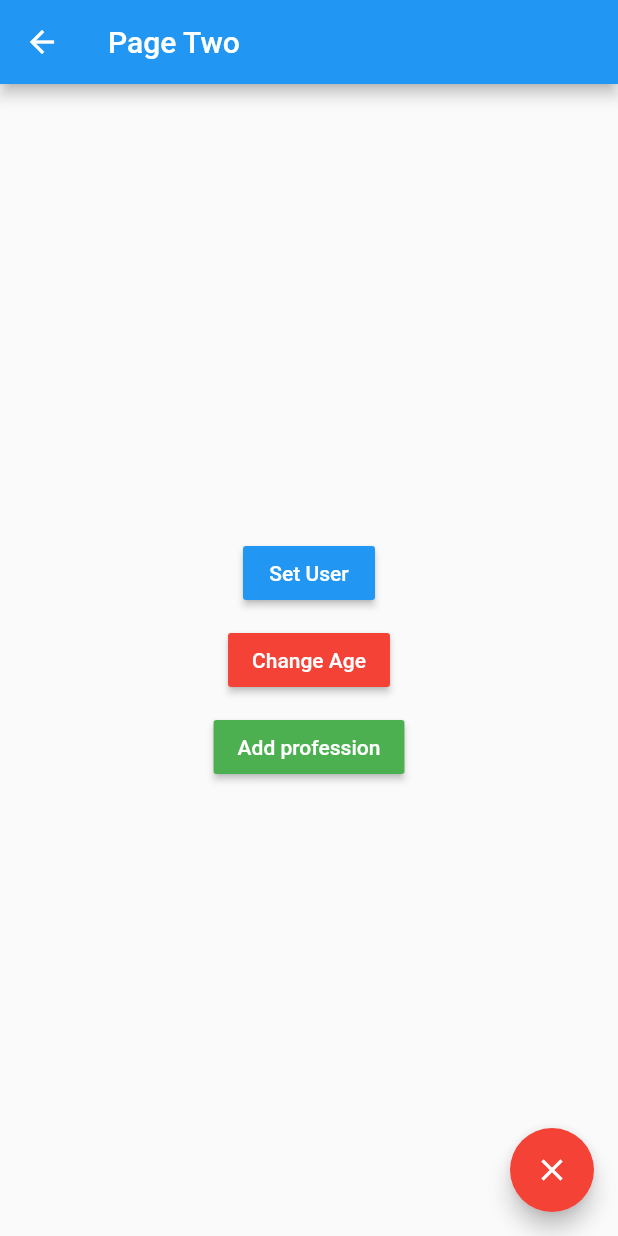
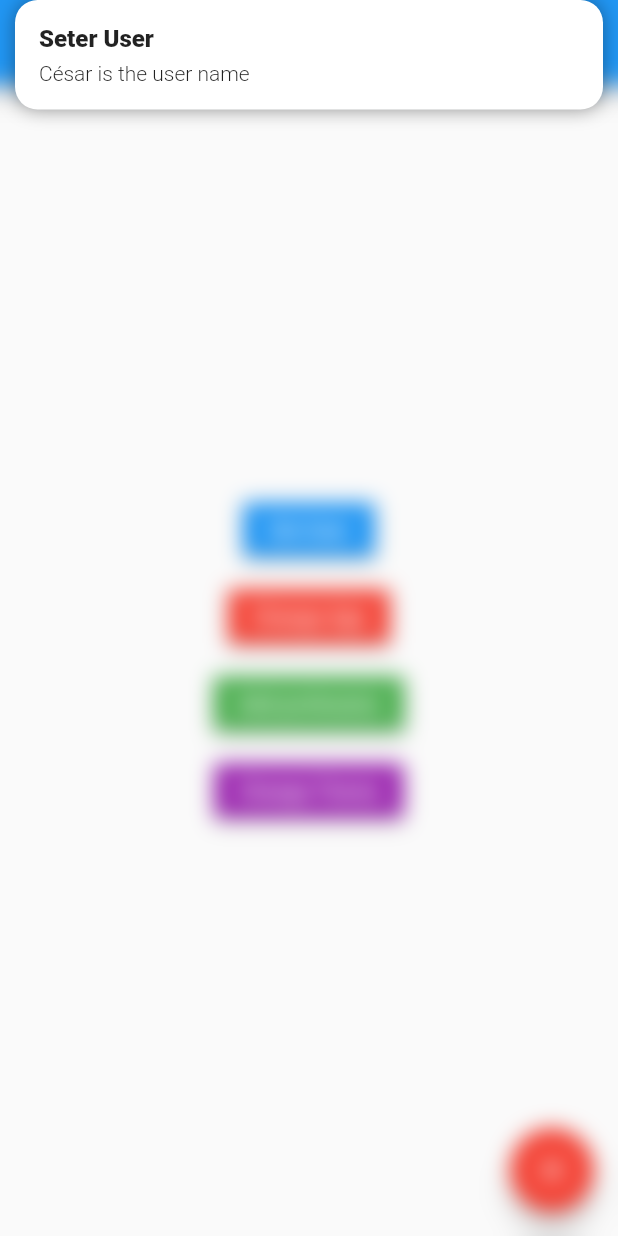
Before and after one commit to CesarArellano/states-app, a Flutter app: the PageTwo screen opened by its route, after a tap on "Set User", on a phone screen of 412 x 824 dp. Run offline on Flutter 3.47's test engine with Material 2 defaults, Android fonts, the phone set to English and light mode, and no system bars; our stand-ins replace get.

```diff
--- /dev/null
+++ b/lib/controllers/user_controller.dart
@@ -0,0 +1,29 @@
+import 'package:get/get.dart';
+import 'package:states_app/models/user.dart';
+
+class UserController extends GetxController {
+  RxBool existUser = false.obs;
+  Rx<User> user = new User().obs;
+
+  int get professionsCount {
+    return this.user.value.professions.length;
+  }
+
+  void loadUser( User newUser ) {
+    this.existUser.value = true;
+    this.user.value = newUser;
+  }
+
+  void changeAge( int age ) {
+    this.user.update((val) {
+      val!.age = age;
+    });
+  }
+
+  void addProfession( String profession ) {
+    this.user.update((val) {
+      val!.professions = [ ...val.professions, profession ];
+    });
+  }
+
+}
--- a/lib/main.dart
+++ b/lib/main.dart
@@ -1,4 +1,6 @@
 import 'package:flutter/material.dart';
+import 'package:get/get.dart';
+
 import 'package:states_app/pages/pageOne.dart';
 import 'package:states_app/pages/pageTwo.dart';
 
@@ -7,14 +9,18 @@ void main() => runApp(MyApp());
 class MyApp extends StatelessWidget {
   @override
   Widget build(BuildContext context) {
-    return MaterialApp(
+    return GetMaterialApp(
       debugShowCheckedModeBanner: false,
       title: 'Material App',
       initialRoute: 'pageOne',
-      routes: {
-        'pageOne': ( _ ) => PageOne(),
-        'pageTwo': ( _ ) => PageTwo()
-      }
+      getPages: [
+        GetPage(name: 'pageOne', page: () => PageOne()),
+        GetPage(name: 'pageTwo', page: () => PageTwo()),
+      ],
+      // routes: {
+      //   'pageOne': ( _ ) => PageOne(),
+      //   'pageTwo': ( _ ) => PageTwo()
+      // }
     );
   }
 }
--- a/lib/models/user.dart
+++ b/lib/models/user.dart
@@ -1,11 +1,11 @@
 class User {
   String name;
-  int age;
-  List<String>? professions;
+  int? age;
+  List<String> professions;
 
   User({
     this.name = 'No name',
-    this.age = 1,
-    this.professions
+    this.age,
+    this.professions = const []
   });
 }
--- a/lib/pages/pageOne.dart
+++ b/lib/pages/pageOne.dart
@@ -1,23 +1,48 @@
 import 'package:flutter/material.dart';
+import 'package:get/get.dart';
+
+import 'package:states_app/controllers/user_controller.dart';
+import 'package:states_app/models/user.dart';
 
 class PageOne extends StatelessWidget {
 
   @override
   Widget build(BuildContext context) {
+    final userCtrl = Get.put( UserController() );
     return Scaffold(
       appBar: AppBar(
         title: Text('Page One'),
       ),
-      body: UserInfo(),
+      body: Obx(() => userCtrl.existUser.value
+        ? UserInfo(user: userCtrl.user.value)
+        : NoInfo()
+      ),
       floatingActionButton: FloatingActionButton(
         child: Icon(Icons.chevron_right),
-        onPressed: () => Navigator.pushNamed(context, 'pageTwo')
+        onPressed: () => Get.toNamed('pageTwo', arguments: {
+          'name': 'César',
+          'age': 21
+        })
       ),
     );
   }
 }
 
+class NoInfo extends StatelessWidget {
+  @override
+  Widget build(BuildContext context) {
+    return Center(
+      child: Text('No user info'),
+    );
+  }
+
+}
+
 class UserInfo extends StatelessWidget {
+  final User user;
+
+  UserInfo({ required this.user });
+
   @override
   Widget build(BuildContext context) {
     return Container(
@@ -29,14 +54,12 @@ class UserInfo extends StatelessWidget {
         children: [
           Text('General', style: TextStyle(fontSize: 18, fontWeight: FontWeight.bold)),
           Divider(),
-          ListTile( title: Text('Name')),
-          ListTile( title: Text('Age')),
+          ListTile( title: Text('Name ${ user.name }')),
+          ListTile( title: Text('Age ${ user.age }')),
           SizedBox(height: 20.0),
           Text('Professions', style: TextStyle(fontSize: 18, fontWeight: FontWeight.bold)),
           Divider(),
-          ListTile( title: Text('Profession One')),
-          ListTile( title: Text('Profession Two')),
-          ListTile( title: Text('Profession Three')),
+          ...user.professions.map((profession) => ListTile(title: Text(profession)) ).toList()
         ],
       )
     );
--- a/lib/pages/pageTwo.dart
+++ b/lib/pages/pageTwo.dart
@@ -1,10 +1,14 @@
 import 'package:flutter/material.dart';
-
+import 'package:get/get.dart';
+import 'package:states_app/controllers/user_controller.dart';
+import 'package:states_app/models/user.dart';
 
 class PageTwo extends StatelessWidget {
-
   @override
   Widget build(BuildContext context) {
+    // print(Get.arguments['age']);
+    final userCtrl = Get.find<UserController>();
+
     return Scaffold(
       appBar: AppBar(
         title: Text('Page Two'),
@@ -16,19 +20,46 @@ class PageTwo extends StatelessWidget {
             MaterialButton(
               child: Text('Set User', style: TextStyle(color: Colors.white)),
               color: Colors.blue,
-              onPressed: () {}
+              onPressed: () {
+                final newUser = new User(
+                  name: 'César',
+                  age: 21,
+                  professions: [
+                    'Fullstack Developer',
+                    'Gamer'
+                  ]
+                );
+                userCtrl.loadUser(newUser);
+                Get.snackbar(
+                  'Seter User',
+                  'César is the user name',
+                  backgroundColor: Colors.white,
+                  boxShadows: [
+                    BoxShadow(
+                      color: Colors.black38,
+                      blurRadius: 10
+                    )
+                  ]
+                );
+              }
             ),
             SizedBox(height: 10.0),
             MaterialButton(
               child: Text('Change Age', style: TextStyle(color: Colors.white)),
               color: Colors.red,
-              onPressed: () {}
+              onPressed: () => userCtrl.changeAge(31)
             ),
             SizedBox(height: 10.0),
             MaterialButton(
               child: Text('Add profession', style: TextStyle(color: Colors.white)),
               color: Colors.green,
-              onPressed: () {}
+              onPressed: () => userCtrl.addProfession('Profession #${ userCtrl.professionsCount + 1 }')
+            ),
+            SizedBox(height: 10.0),
+            MaterialButton(
+              child: Text('Change Theme', style: TextStyle(color: Colors.white)),
+              color: Colors.purple,
+              onPressed: () => Get.changeTheme(Get.isDarkMode ? ThemeData.light() : ThemeData.dark()),
             ),
           ],
         ),
@@ -36,7 +67,7 @@ class PageTwo extends StatelessWidget {
       floatingActionButton: FloatingActionButton(
         backgroundColor: Colors.red,
         child: Icon(Icons.close),
-        onPressed: () => Navigator.pop(context),
+        onPressed: () => Get.back(),
       ),
     );
   }
--- a/pubspec.yaml
+++ b/pubspec.yaml
@@ -28,6 +28,7 @@ dependencies:
   # The following adds the Cupertino Icons font to your application.
   # Use with the CupertinoIcons class for iOS style icons.
   cupertino_icons: ^1.0.2
+  get: ^4.1.4
 
 dev_dependencies:
   flutter_test:
```
Also changed, not shown: pubspec.lock.
